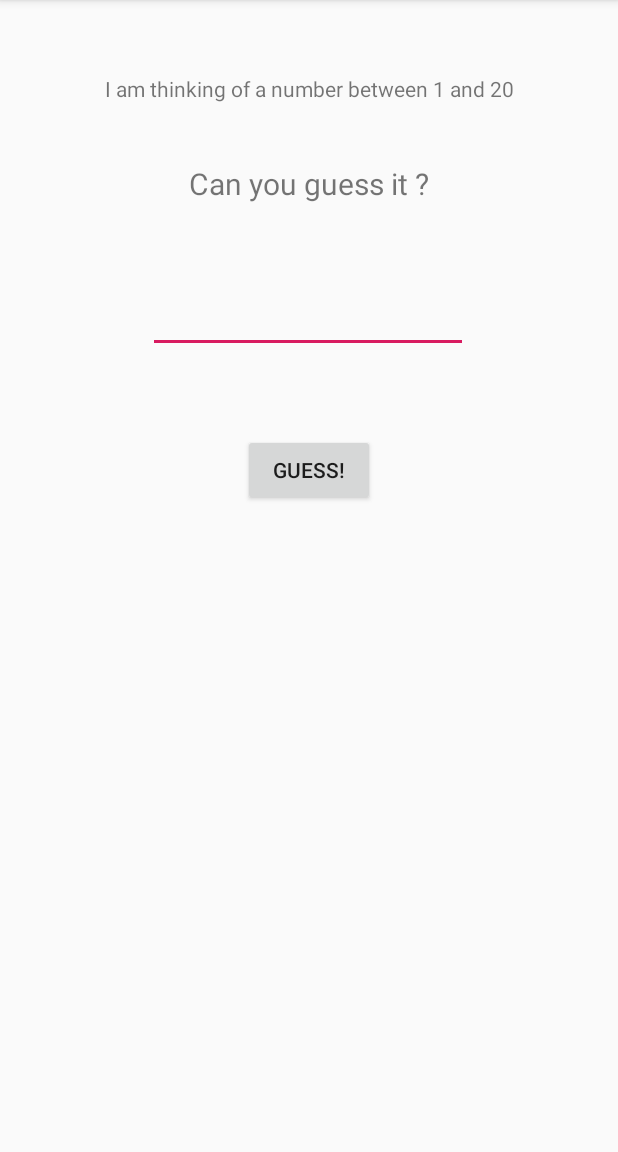
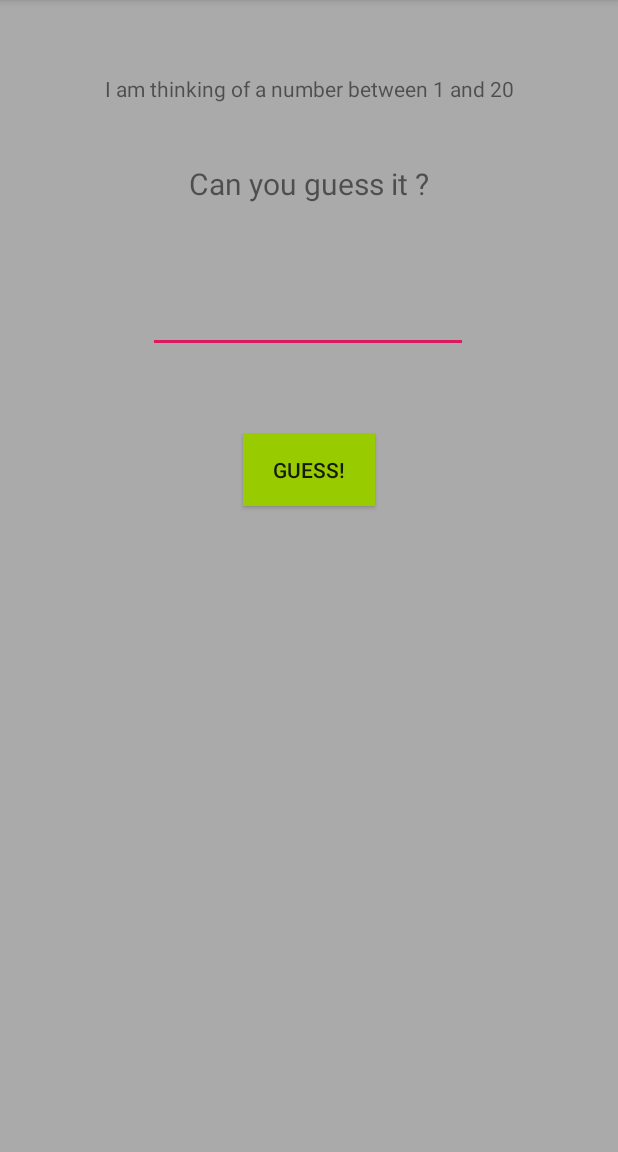
Before and after one commit to manan05/HIgherOrLower, an Android app: the screen it shows after launch (MainActivity), on a phone screen of 412 x 824 dp, the part 84-1236 px from its top. Run offline under Robolectric (Android 15) with nearby library versions, the phone set to English and light mode, and no system bars.

Commit message:
Update activity_main.xml

```diff
--- a/app/src/main/res/layout/activity_main.xml
+++ b/app/src/main/res/layout/activity_main.xml
@@ -4,7 +4,8 @@
     xmlns:tools="http://schemas.android.com/tools"
     android:layout_width="match_parent"
     android:layout_height="match_parent"
-    tools:context=".MainActivity">
+    tools:context=".MainActivity"
+    android:background="@android:color/darker_gray">
 
 
     <TextView
@@ -55,5 +56,6 @@
         android:text="Guess!"
         app:layout_constraintEnd_toEndOf="parent"
         app:layout_constraintStart_toStartOf="parent"
-        app:layout_constraintTop_toBottomOf="@+id/etNumber" />
+        app:layout_constraintTop_toBottomOf="@+id/etNumber"
+        android:background="@android:color/holo_green_light"/>
 </androidx.constraintlayout.widget.ConstraintLayout>
```
